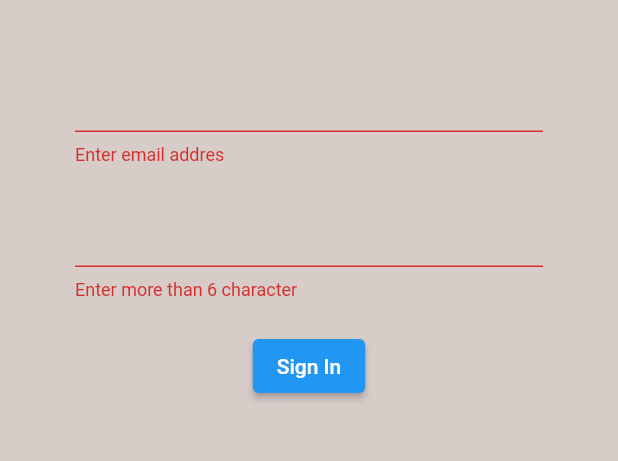
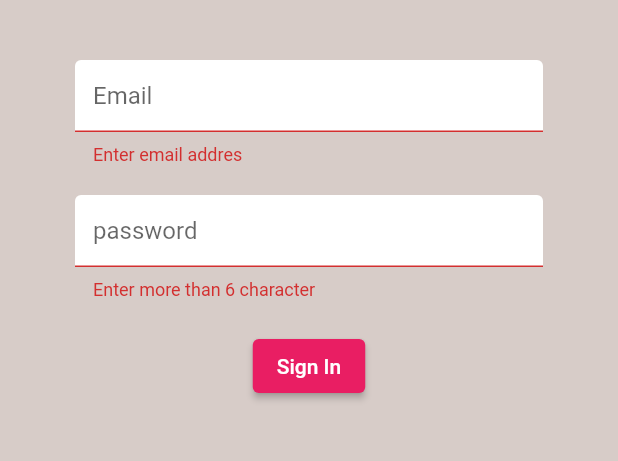
Before and after one commit to subhanassiddik/coffee-brew, a Flutter app: the screen it shows after launch, after a tap on "Sign In", on a phone screen of 412 x 824 dp, the part 84-545 px from its top. Run offline on Flutter 3.47's test engine with Material 2 defaults, Android fonts, the phone set to English and light mode, and no system bars; our stand-ins replace firebase_auth, firebase_core; accounts and stored records are empty.

Commit message:
sign with email and password - styling input form

```diff
--- a/coffe_brew/lib/screens/authenticate/register.dart
+++ b/coffe_brew/lib/screens/authenticate/register.dart
@@ -1,3 +1,5 @@
+import 'package:coffe_brew/shared/constant.dart';
+
 import '/services/auth.dart';
 import 'package:flutter/material.dart';
 
@@ -45,6 +47,7 @@ class _RegisterState extends State<Register> {
                 children: [
                   const SizedBox(height: 20),
                   TextFormField(
+                    decoration: textInputStyle.copyWith(hintText: 'Email'),
                     validator: (value) =>
                         value!.isEmpty ? 'Enter email addres' : null,
                     onChanged: (value) {
@@ -55,6 +58,7 @@ class _RegisterState extends State<Register> {
                   ),
                   const SizedBox(height: 20),
                   TextFormField(
+                    decoration: textInputStyle.copyWith(hintText: 'password'),
                     validator: (value) => value!.length < 6
                         ? 'Enter more than 6 character'
                         : null,
@@ -67,6 +71,7 @@ class _RegisterState extends State<Register> {
                   ),
                   const SizedBox(height: 20),
                   ElevatedButton(
+                      style: ElevatedButton.styleFrom(primary: Colors.pink),
                       onPressed: () async {
                         if (_formKey.currentState!.validate()) {
                           dynamic result = await _auth
@@ -80,8 +85,8 @@ class _RegisterState extends State<Register> {
                         }
                       },
                       child: const Text('Register')),
-                  SizedBox(height: 20),
-                  Text(error, style: TextStyle(color: Colors.red))
+                  const SizedBox(height: 20),
+                  Text(error, style: const TextStyle(color: Colors.red))
                 ],
               ))),
     );
--- a/coffe_brew/lib/screens/authenticate/sign_in.dart
+++ b/coffe_brew/lib/screens/authenticate/sign_in.dart
@@ -1,4 +1,5 @@
 import 'package:coffe_brew/services/auth.dart';
+import 'package:coffe_brew/shared/constant.dart';
 import 'package:flutter/material.dart';
 
 class SignIn extends StatefulWidget {
@@ -11,8 +12,9 @@ class SignIn extends StatefulWidget {
 
 class _SignInState extends State<SignIn> {
   final AuthService _auth = AuthService();
-  String? email;
-  String? password;
+  String email = '';
+  String password = '';
+  String error = '';
 
   final _formKey = GlobalKey<FormState>();
 
@@ -44,6 +46,7 @@ class _SignInState extends State<SignIn> {
                 child: Column(children: [
                   const SizedBox(height: 20),
                   TextFormField(
+                      decoration: textInputStyle.copyWith(hintText: 'Email'),
                       validator: (value) =>
                           value!.isEmpty ? 'Enter email addres' : null,
                       onChanged: (value) {
@@ -53,6 +56,7 @@ class _SignInState extends State<SignIn> {
                       }),
                   const SizedBox(height: 20),
                   TextFormField(
+                      decoration: textInputStyle.copyWith(hintText: 'password'),
                       validator: (value) => value!.length < 6
                           ? 'Enter more than 6 character'
                           : null,
@@ -64,13 +68,22 @@ class _SignInState extends State<SignIn> {
                       }),
                   const SizedBox(height: 20),
                   ElevatedButton(
+                      style: ElevatedButton.styleFrom(primary: Colors.pink),
                       onPressed: () async {
                         if (_formKey.currentState!.validate()) {
-                          print(email);
-                          print(password);
+                          dynamic result = await _auth
+                              .signInWithEmailAndPassword(email, password);
+                          print(result);
+                          if (result == null) {
+                            setState(() {
+                              error = 'cannot sign in with user credential';
+                            });
+                          }
                         }
                       },
-                      child: const Text('Sign In'))
+                      child: const Text('Sign In')),
+                  const SizedBox(height: 20),
+                  Text(error, style: const TextStyle(color: Colors.red))
                 ]))));
   }
 }
--- /dev/null
+++ b/coffe_brew/lib/shared/constant.dart
@@ -0,0 +1,11 @@
+import 'package:flutter/material.dart';
+
+const textInputStyle = InputDecoration(
+  hintText: 'Email',
+  fillColor: Colors.white,
+  filled: true,
+  enabledBorder: OutlineInputBorder(
+      borderSide: BorderSide(color: Colors.white, width: 2.0)),
+  focusedBorder: OutlineInputBorder(
+      borderSide: BorderSide(color: Colors.pink, width: 2.0)),
+);
```
Also changed, not shown: coffe_brew/lib/services/auth.dart (+13 -0 lines).
